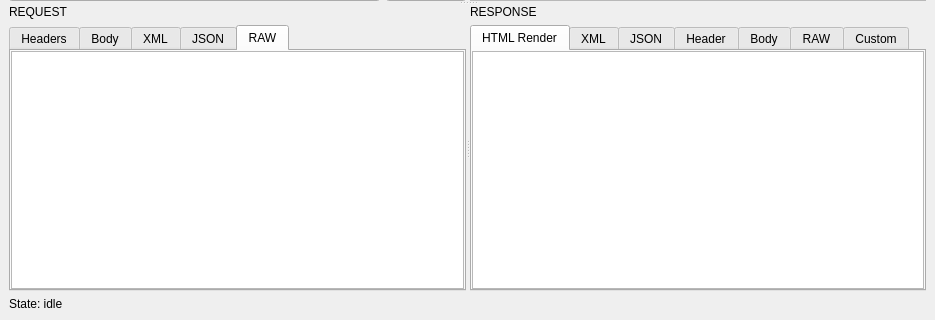
First picture: the form in ui/Web/UiHttpWebRequests.ui, repository caffedrine/CryptoPocketKnife, before the edit; both pictures show x 0 to 935 and y 296 to 616 of the 935 by 616 pixel window.
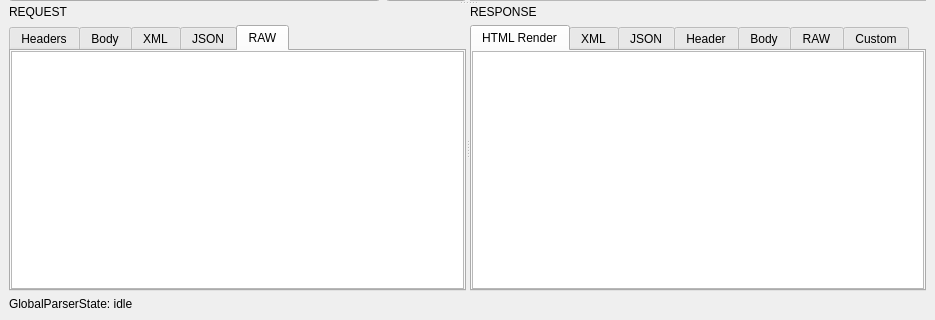
Second picture: the form after the edit. Icons and pictures are not drawn. Custom widgets are drawn as their Qt base class.

```diff
--- a/ui/Web/UiHttpWebRequests.ui
+++ b/ui/Web/UiHttpWebRequests.ui
@@ -564,7 +564,7 @@
     <item row="1" column="0">
      <widget class="QLabel" name="label_State">
       <property name="text">
-       <string>State: idle</string>
+       <string>GlobalParserState: idle</string>
       </property>
      </widget>
     </item>
```
